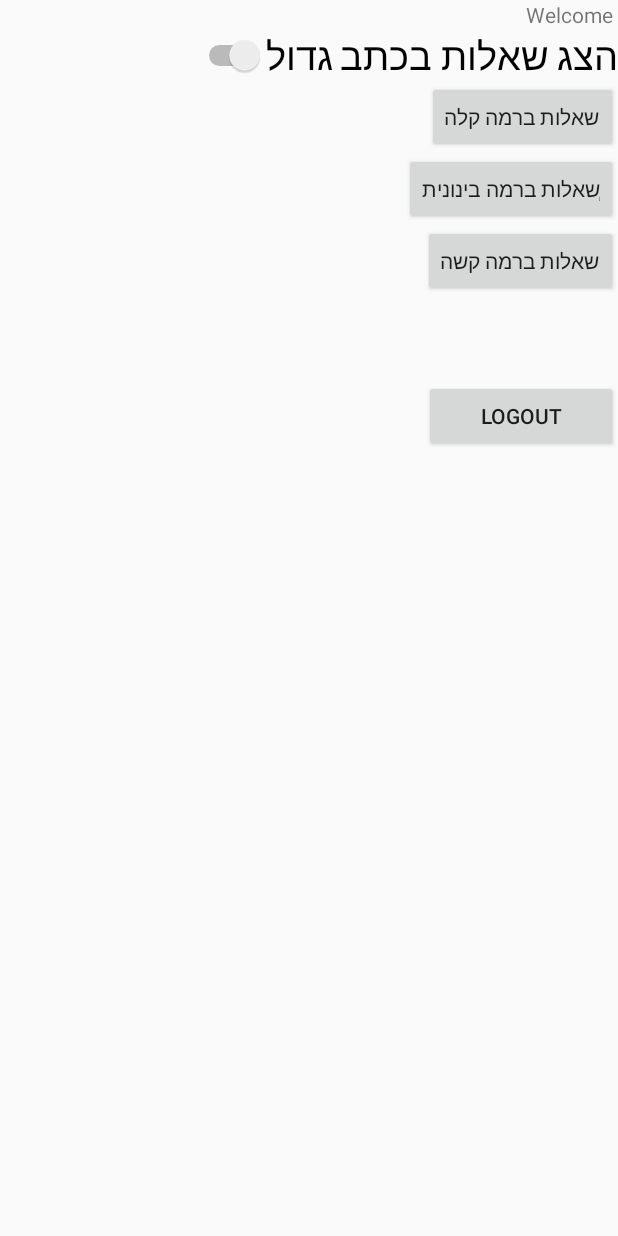
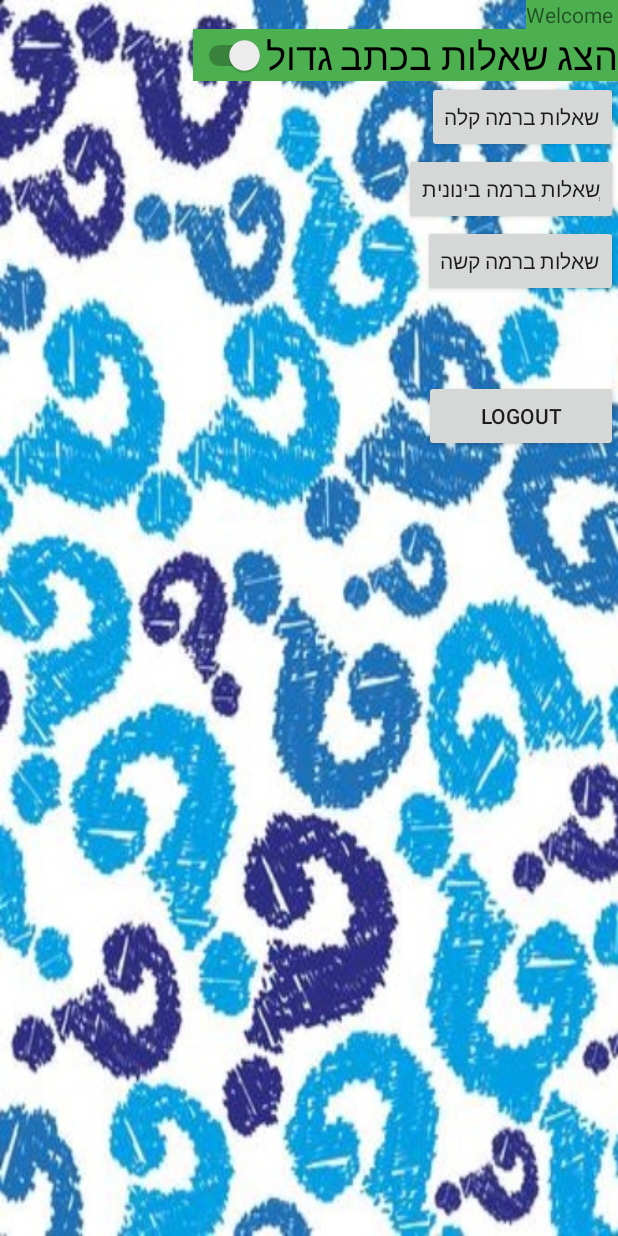
Before and after one commit to YanivBir/KingTrivia, an Android app: the screen it shows after launch once a user with an empty profile is signed in (LevelActiviy), on a phone screen of 412 x 824 dp. Run offline under Robolectric (Android 15) with nearby library versions, the phone set to English and light mode, and no system bars; our stand-ins replace Firebase (no records; nobody signed in at launch, a user with empty details on screens opened directly).

Commit message:
Add background and design

```diff
--- a/app/src/main/java/com/example/kingtrivia/GameActivity.java
+++ b/app/src/main/java/com/example/kingtrivia/GameActivity.java
@@ -28,7 +28,7 @@
 
     public static final int QTNS_PER_LEVEL = 10;
     public static final int DELAY = 800; // 1000 means 1 sec
-    public static final int QUESTION_SIZE = 25; // 1000 means 1 sec
+    public static final int QUESTION_SIZE = 30; //
 
     private ArrayList<Question> allQuestions;
     private ArrayList<Question> questions;
@@ -183,7 +183,6 @@
 
                         readRandomQuestions();
                         getAndwriteQuestionToScreen(); //Write the first question to the screen
-                        current_question++;
                     }
 
                     @Override
--- a/app/src/main/res/layout/activity_endgame.xml
+++ b/app/src/main/res/layout/activity_endgame.xml
@@ -11,6 +11,7 @@
         android:layout_height="match_parent"
         android:orientation="vertical"
         android:layoutDirection="rtl"
+        android:layout_margin="8dp"
         >
 
         <TextView
@@ -20,7 +21,8 @@
             android:text="תשובות נכונות"
             tools:ignore="MissingConstraints"
             tools:layout_editor_absoluteX="312dp"
-            tools:layout_editor_absoluteY="107dp"/>
+            tools:layout_editor_absoluteY="107dp"
+            />
 
         <TextView
             android:id="@+id/txtCorrect"
--- a/app/src/main/res/layout/activity_level.xml
+++ b/app/src/main/res/layout/activity_level.xml
@@ -10,7 +10,8 @@
         android:layout_width="match_parent"
         android:layout_height="match_parent"
         android:orientation="vertical"
-        android:layoutDirection="rtl">
+        android:layoutDirection="rtl"
+        android:background="@drawable/tr2">
 
         <TextView
         android:id="@+id/txt_email"
@@ -19,7 +20,8 @@
         android:text=""
         tools:layout_editor_absoluteX="166dp"
         tools:layout_editor_absoluteY="20dp"
-        tools:ignore="MissingConstraints" />
+        tools:ignore="MissingConstraints"
+        android:background="#4caf50"/>
 
         <Switch
             android:id="@+id/switchBtn"
@@ -29,7 +31,8 @@
             tools:ignore="MissingConstraints"
             tools:layout_editor_absoluteX="302dp"
             tools:layout_editor_absoluteY="116dp"
-            android:textSize="25dp"/>
+            android:textSize="25dp"
+            android:background="#4caf50"/>
 
         <Button
         android:id="@+id/btnLevel0"
```
Also changed, not shown: app/src/main/res/layout/activity_game.xml (+21 -12 lines), app/src/main/res/drawable/qback.png (added), app/src/main/res/drawable/tr2.jpg (added), app/src/main/res/drawable/trivia.jpg (added).
